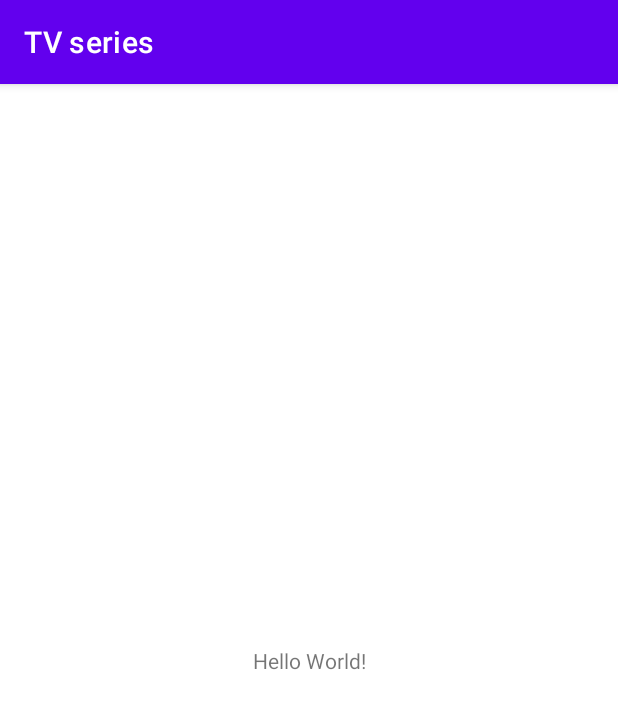
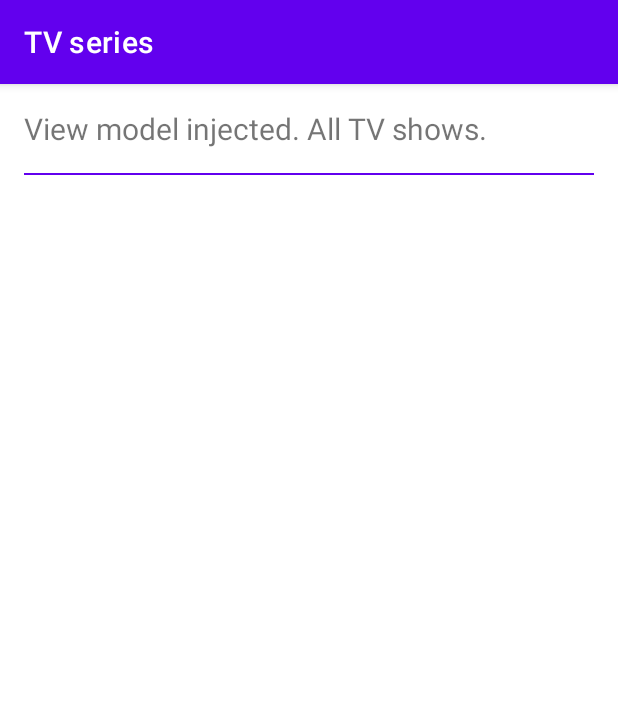
Before and after one commit to NaydenovPW/jobsity_task, an Android app: the screen it shows after launch (MainActivity), on a phone screen of 412 x 824 dp. Shown: the top 709 px of the screen. Run offline under Robolectric (Android 15) with nearby library versions, the phone set to English and light mode, and no system bars; our stand-ins replace Dagger/Hilt's generated code.

```diff
--- a/app/build.gradle
+++ b/app/build.gradle
@@ -1,6 +1,7 @@
 plugins {
     id 'com.android.application'
     id 'kotlin-android'
+    id 'kotlin-kapt'
 }
 
 android {
@@ -33,6 +34,17 @@ android {
 
 dependencies {
 
+    // dagger
+    implementation 'com.google.dagger:dagger:2.38.1'
+    implementation "com.google.dagger:dagger-android:2.38.1"
+    kapt 'com.google.dagger:dagger-android-processor:2.38.1'
+    kapt 'com.google.dagger:dagger-compiler:2.38.1'
+
+    // retrofit
+    implementation 'com.squareup.retrofit2:retrofit:2.6.1'
+    implementation 'com.squareup.retrofit2:converter-gson:2.6.1'
+
+    //
     implementation 'androidx.core:core-ktx:1.7.0'
     implementation 'androidx.appcompat:appcompat:1.4.1'
     implementation 'com.google.android.material:material:1.5.0'
--- a/app/src/main/AndroidManifest.xml
+++ b/app/src/main/AndroidManifest.xml
@@ -3,6 +3,7 @@
     package="pw.naydenov.jobsity_task">
 
     <application
+        android:name=".CustomApplication"
         android:allowBackup="true"
         android:icon="@mipmap/ic_launcher"
         android:label="@string/app_name"
--- /dev/null
+++ b/app/src/main/java/pw/naydenov/jobsity_task/CustomApplication.kt
@@ -0,0 +1,23 @@
+package pw.naydenov.jobsity_task
+
+import android.app.Application
+import pw.naydenov.jobsity_task.di.CoreComponent
+import pw.naydenov.jobsity_task.di.DaggerCoreComponent
+
+class CustomApplication: Application() {
+
+    lateinit var daggerCoreComponent: CoreComponent
+
+    override fun onCreate() {
+        super.onCreate()
+
+        applicationInstance = this
+        daggerCoreComponent = DaggerCoreComponent.builder().build()
+    }
+
+    companion object {
+        private lateinit var applicationInstance: CustomApplication
+        fun instance() = applicationInstance
+    }
+
+}
--- a/app/src/main/java/pw/naydenov/jobsity_task/MainActivity.kt
+++ b/app/src/main/java/pw/naydenov/jobsity_task/MainActivity.kt
@@ -2,10 +2,40 @@ package pw.naydenov.jobsity_task
 
 import androidx.appcompat.app.AppCompatActivity
 import android.os.Bundle
+import pw.naydenov.jobsity_task.core.router.Router
+import javax.inject.Inject
 
 class MainActivity : AppCompatActivity() {
+
+    @Inject
+    lateinit var router: Router
+
     override fun onCreate(savedInstanceState: Bundle?) {
         super.onCreate(savedInstanceState)
+        CustomApplication.instance().daggerCoreComponent.inject(this)
         setContentView(R.layout.activity_main)
+        initViews()
     }
+
+    override fun onResume() {
+        super.onResume()
+        setFragmentListener()
+        router.showListing()
+    }
+
+    private fun initViews() {
+
+    }
+
+    private fun setFragmentListener() {
+        router
+            .getFragmentEmitter()
+            .observe(this, { command ->
+                val transaction = supportFragmentManager.beginTransaction()
+                if (command.replace) transaction.replace(R.id.activity_main_fragment_container, command.fragment)
+                if (command.addToBackStack) transaction.addToBackStack(command.fragment.tag)
+                transaction.commit()
+            })
+    }
+
 }
--- /dev/null
+++ b/app/src/main/java/pw/naydenov/jobsity_task/core/resource_manager/ResourceManager.kt
@@ -0,0 +1,5 @@
+package pw.naydenov.jobsity_task.core.resource_manager
+
+interface ResourceManager {
+    fun string(resId: Int): String
+}
--- /dev/null
+++ b/app/src/main/java/pw/naydenov/jobsity_task/core/resource_manager/ResourceManagerImpl.kt
@@ -0,0 +1,9 @@
+package pw.naydenov.jobsity_task.core.resource_manager
+
+import pw.naydenov.jobsity_task.CustomApplication
+
+class ResourceManagerImpl: ResourceManager {
+
+    override fun string(resId: Int) = CustomApplication.instance().getString(resId)
+
+}
--- /dev/null
+++ b/app/src/main/java/pw/naydenov/jobsity_task/core/router/OpenFragmentCommand.kt
@@ -0,0 +1,9 @@
+package pw.naydenov.jobsity_task.core.router
+
+import androidx.fragment.app.Fragment
+
+class OpenFragmentCommand(
+    val fragment: Fragment,
+    val addToBackStack: Boolean = false,
+    val replace: Boolean = true
+)
--- /dev/null
+++ b/app/src/main/java/pw/naydenov/jobsity_task/core/router/Router.kt
@@ -0,0 +1,8 @@
+package pw.naydenov.jobsity_task.core.router
+
+import androidx.lifecycle.LiveData
+
+interface Router {
+    fun getFragmentEmitter(): LiveData<OpenFragmentCommand>
+    fun showListing()
+}
--- /dev/null
+++ b/app/src/main/java/pw/naydenov/jobsity_task/core/router/RouterImpl.kt
@@ -0,0 +1,23 @@
+package pw.naydenov.jobsity_task.core.router
+
+import androidx.lifecycle.LiveData
+import androidx.lifecycle.MutableLiveData
+import pw.naydenov.jobsity_task.features.series_listing.SeriesListingFragment
+
+class RouterImpl: Router {
+
+    private val openScreenEmitter = MutableLiveData<OpenFragmentCommand>()
+
+    override fun showListing() {
+        openScreenEmitter.value = OpenFragmentCommand(
+            fragment = SeriesListingFragment(),
+            addToBackStack = false,
+            replace = true
+        )
+    }
+
+    override fun getFragmentEmitter(): LiveData<OpenFragmentCommand> {
+        return openScreenEmitter as LiveData<OpenFragmentCommand>
+    }
+
+}
--- /dev/null
+++ b/app/src/main/java/pw/naydenov/jobsity_task/di/CoreComponent.kt
@@ -0,0 +1,18 @@
+package pw.naydenov.jobsity_task.di
+
+import dagger.Component
+import pw.naydenov.jobsity_task.MainActivity
+import pw.naydenov.jobsity_task.features.series_listing.SeriesListingFragment
+import javax.inject.Singleton
+
+@Singleton
+@Component(modules = [
+    CoreModule::class,
+    ViewModelModule::class
+])
+interface CoreComponent {
+
+    fun inject(activity: MainActivity)
+    fun inject(fragment: SeriesListingFragment)
+
+}
--- /dev/null
+++ b/app/src/main/java/pw/naydenov/jobsity_task/di/CoreModule.kt
@@ -0,0 +1,22 @@
+package pw.naydenov.jobsity_task.di
+
+import dagger.Module
+import dagger.Provides
+import pw.naydenov.jobsity_task.core.resource_manager.ResourceManager
+import pw.naydenov.jobsity_task.core.resource_manager.ResourceManagerImpl
+import pw.naydenov.jobsity_task.core.router.Router
+import pw.naydenov.jobsity_task.core.router.RouterImpl
+import javax.inject.Singleton
+
+@Module
+class CoreModule {
+
+    @Provides
+    @Singleton
+    fun provideResourceManager(): ResourceManager = ResourceManagerImpl()
+
+    @Provides
+    @Singleton
+    fun provideRouter(): Router = RouterImpl()
+
+}
--- /dev/null
+++ b/app/src/main/java/pw/naydenov/jobsity_task/di/ViewModelFactory.kt
@@ -0,0 +1,15 @@
+package pw.naydenov.jobsity_task.di
+
+import androidx.lifecycle.ViewModel
+import androidx.lifecycle.ViewModelProvider
+import pw.naydenov.jobsity_task.features.series_listing.SeriesListingViewModel
+import javax.inject.Inject
+import javax.inject.Provider
+import javax.inject.Singleton
+
+@Singleton
+class ViewModelFactory @Inject constructor(private val viewModels: MutableMap<Class<out ViewModel>,
+        @JvmSuppressWildcards Provider<ViewModel>>): ViewModelProvider.Factory {
+    override fun <T : ViewModel?> create(modelClass: Class<T>): T =
+        viewModels[modelClass]?.get() as T
+}
--- /dev/null
+++ b/app/src/main/java/pw/naydenov/jobsity_task/di/ViewModelKey.kt
@@ -0,0 +1,10 @@
+package pw.naydenov.jobsity_task.di
+
+import androidx.lifecycle.ViewModel
+import dagger.MapKey
+import kotlin.reflect.KClass
+
+@Target(AnnotationTarget.FUNCTION, AnnotationTarget.PROPERTY_GETTER, AnnotationTarget.PROPERTY_SETTER)
+@kotlin.annotation.Retention(AnnotationRetention.RUNTIME)
+@MapKey
+internal annotation class ViewModelKey(val value: KClass<out ViewModel>)
--- /dev/null
+++ b/app/src/main/java/pw/naydenov/jobsity_task/di/ViewModelModule.kt
@@ -0,0 +1,19 @@
+package pw.naydenov.jobsity_task.di
+
+import androidx.lifecycle.ViewModel
+import androidx.lifecycle.ViewModelProvider
+import dagger.Binds
+import dagger.Module
+import dagger.multibindings.IntoMap
+import pw.naydenov.jobsity_task.features.series_listing.SeriesListingViewModel
+
+@Module
+abstract class ViewModelModule {
+    @Binds
+    abstract fun bindViewModelFactory(factory: ViewModelFactory): ViewModelProvider.Factory
+
+    @Binds
+    @IntoMap
+    @ViewModelKey(SeriesListingViewModel::class)
+    abstract fun seriesListingViewModel(viewModel: SeriesListingViewModel): ViewModel
+}
--- /dev/null
+++ b/app/src/main/java/pw/naydenov/jobsity_task/features/series_info/SeriesInfoFragment.kt
@@ -0,0 +1,4 @@
+package pw.naydenov.jobsity_task.features.series_info
+
+class SeriesInfoFragment {
+}
--- /dev/null
+++ b/app/src/main/java/pw/naydenov/jobsity_task/features/series_listing/SeriesListingFragment.kt
@@ -0,0 +1,49 @@
+package pw.naydenov.jobsity_task.features.series_listing
+
+import android.os.Bundle
+import android.view.LayoutInflater
+import android.view.View
+import android.view.ViewGroup
+import androidx.appcompat.widget.AppCompatTextView
+import androidx.fragment.app.Fragment
+import androidx.lifecycle.ViewModelProvider
+import pw.naydenov.jobsity_task.CustomApplication
+import pw.naydenov.jobsity_task.R
+import pw.naydenov.jobsity_task.di.ViewModelFactory
+import javax.inject.Inject
+
+class SeriesListingFragment: Fragment() {
+
+    private var title: AppCompatTextView? = null
+
+    @Inject
+    lateinit var viewModelFactory: ViewModelFactory
+    lateinit var viewModel: SeriesListingViewModel
+    //val viewModel: SeriesListingViewModel = ViewModelProvider(this).get(SeriesListingViewModel::class.java)
+
+    override fun onCreateView(
+        inflater: LayoutInflater,
+        container: ViewGroup?,
+        savedInstanceState: Bundle?
+    ): View? {
+        return inflater.inflate(R.layout.fragment_show_listing, container, false)
+    }
+
+    override fun onViewCreated(view: View, savedInstanceState: Bundle?) {
+        super.onViewCreated(view, savedInstanceState)
+        CustomApplication.instance().daggerCoreComponent.inject(this)
+        viewModel = ViewModelProvider(this, viewModelFactory)[SeriesListingViewModel::class.java]
+        findViews()
+        subscribeToViewModel()
+        viewModel.onViewReady()
+    }
+
+    private fun findViews() {
+        title = view?.findViewById(R.id.fragment_show_listing_title)
+    }
+
+    private fun subscribeToViewModel() {
+        viewModel.titleTextEmitter.observe(this.viewLifecycleOwner, { text -> title?.text = text })
+    }
+
+}
--- /dev/null
+++ b/app/src/main/java/pw/naydenov/jobsity_task/features/series_listing/SeriesListingViewModel.kt
@@ -0,0 +1,21 @@
+package pw.naydenov.jobsity_task.features.series_listing
+
+import androidx.lifecycle.LiveData
+import androidx.lifecycle.MutableLiveData
+import androidx.lifecycle.ViewModel
+import pw.naydenov.jobsity_task.R
+import pw.naydenov.jobsity_task.core.resource_manager.ResourceManager
+import javax.inject.Inject
+
+class SeriesListingViewModel @Inject constructor(
+    private val res: ResourceManager
+): ViewModel() {
+
+    private val _titleTextEmitter = MutableLiveData<String>()
+    val titleTextEmitter = _titleTextEmitter as LiveData<String>
+
+    fun onViewReady() {
+        _titleTextEmitter.value = "View model injected. " + res.string(R.string.listing_all) + "."
+    }
+
+}
--- a/app/src/main/res/layout/activity_main.xml
+++ b/app/src/main/res/layout/activity_main.xml
@@ -1,19 +1,10 @@
 <?xml version="1.0" encoding="utf-8"?>
-<androidx.constraintlayout.widget.ConstraintLayout
+<FrameLayout
     xmlns:android="http://schemas.android.com/apk/res/android"
-    xmlns:app="http://schemas.android.com/apk/res-auto"
     xmlns:tools="http://schemas.android.com/tools"
+    android:id="@+id/activity_main_fragment_container"
     android:layout_width="match_parent"
     android:layout_height="match_parent"
     tools:context=".MainActivity">
 
-    <TextView
-        android:layout_width="wrap_content"
-        android:layout_height="wrap_content"
-        android:text="Hello World!"
-        app:layout_constraintBottom_toBottomOf="parent"
-        app:layout_constraintLeft_toLeftOf="parent"
-        app:layout_constraintRight_toRightOf="parent"
-        app:layout_constraintTop_toTopOf="parent" />
-
-</androidx.constraintlayout.widget.ConstraintLayout>
+</FrameLayout>
--- /dev/null
+++ b/app/src/main/res/layout/fragment_show_listing.xml
@@ -0,0 +1,22 @@
+<?xml version="1.0" encoding="utf-8"?>
+<RelativeLayout
+    xmlns:android="http://schemas.android.com/apk/res/android"
+    android:layout_width="match_parent"
+    android:layout_height="match_parent">
+
+    <androidx.appcompat.widget.AppCompatTextView
+        android:id="@+id/fragment_show_listing_title"
+        android:layout_margin="16dp"
+        android:textSize="20sp"
+        android:text="Text from XML"
+        android:layout_width="wrap_content"
+        android:layout_height="wrap_content"/>
+
+    <View
+        android:layout_below="@id/fragment_show_listing_title"
+        android:layout_width="match_parent"
+        android:layout_height="1dp"
+        android:layout_marginHorizontal="16dp"
+        android:background="@color/design_default_color_primary"/>
+
+</RelativeLayout>
--- a/app/src/main/res/values/strings.xml
+++ b/app/src/main/res/values/strings.xml
@@ -1,3 +1,4 @@
 <resources>
     <string name="app_name">TV series</string>
+    <string name="listing_all">All TV shows</string>
 </resources>
```
